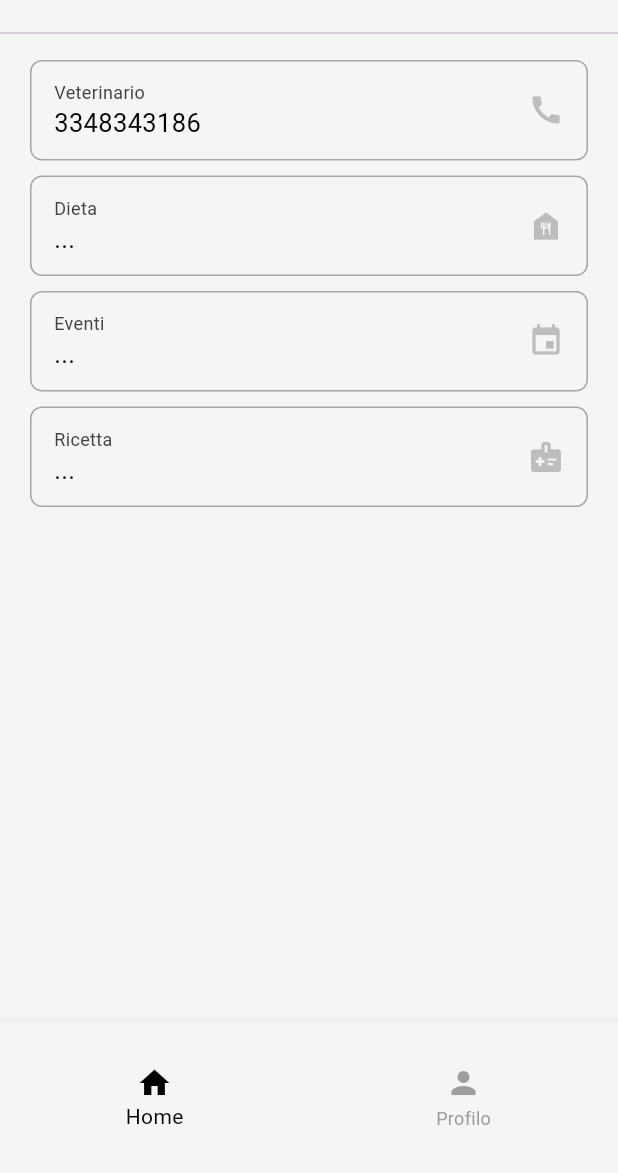
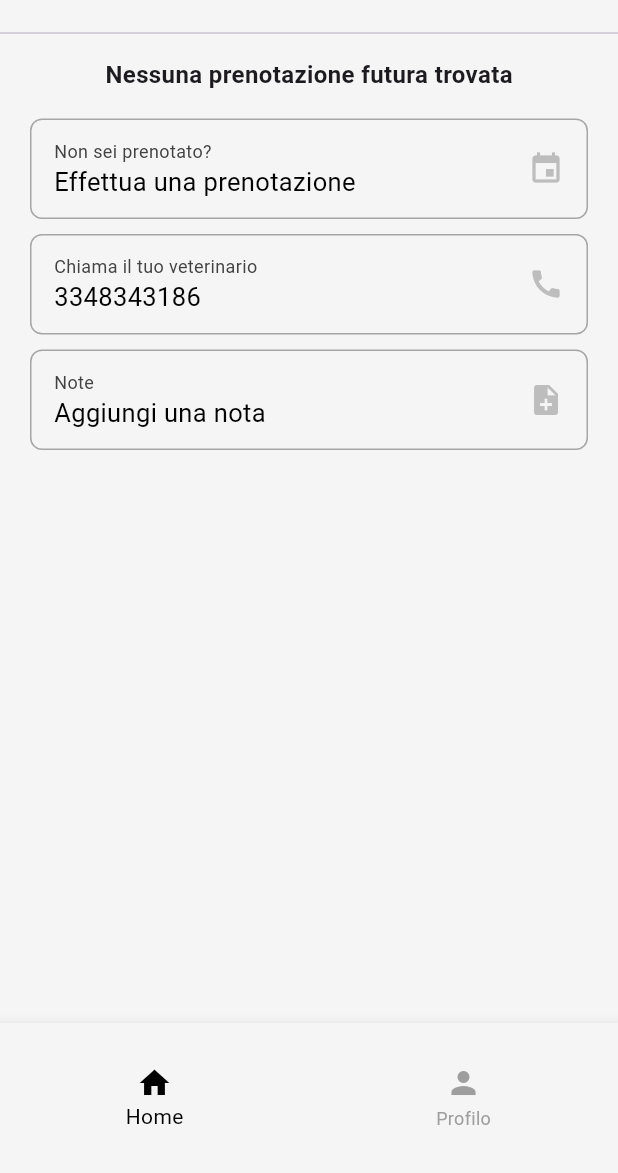
Before and after one commit to alfredocarta/MyPet, a Flutter app: the screen it shows once a user with an empty profile is signed in, on a phone screen of 412 x 824 dp, the part 63-1236 px from its top. Run offline on Flutter 3.47's test engine with Material 3 defaults, Android fonts, the phone set to English and light mode, and no system bars; our stand-ins replace cloud_firestore, firebase_auth, firebase_core, get, google_nav_bar; missing offline and left inert: booking_calendar, flutter_email_sender, mockito; accounts and stored records are empty; network calls fail.

Commit message:
home page

```diff
--- a/lib/components/button/phone_button.dart
+++ b/lib/components/button/phone_button.dart
@@ -38,7 +38,7 @@ class PhoneNumberButton extends StatelessWidget {
                 crossAxisAlignment: CrossAxisAlignment.start,
                 children: [
                   Text(
-                    'Veterinario',
+                    'Chiama il tuo veterinario',
                     style: TextStyle(
                       color: Colors.grey[800],
                       fontSize: 12,
--- a/lib/pages/home/home_page.dart
+++ b/lib/pages/home/home_page.dart
@@ -6,9 +6,11 @@ import 'package:app/pages/home/food/food.dart';
 import 'package:cloud_firestore/cloud_firestore.dart';
 import 'package:firebase_auth/firebase_auth.dart';
 import 'package:flutter/material.dart';
+import 'package:intl/intl.dart';
 
 class HomePage extends StatefulWidget {
-  const HomePage({super.key});
+  const HomePage({Key? key}) : super(key: key);
+
   @override
   State<HomePage> createState() => _HomePageState();
 }
@@ -16,18 +18,108 @@ class HomePage extends StatefulWidget {
 class _HomePageState extends State<HomePage> {
   final currentUser = FirebaseAuth.instance.currentUser!;
   final userCollection = FirebaseFirestore.instance.collection("Users");
+  DateTime? nextBooking;
+
+  @override
+  void initState() {
+    super.initState();
+    fetchNextBooking();
+  }
+
+  Future<void> fetchNextBooking() async {
+    try {
+      User? user = FirebaseAuth.instance.currentUser;
+      if (user != null) {
+        String userEmail = user.email!;
+
+        // Query per ottenere le prenotazioni dell'utente corrente ordinate per data
+        QuerySnapshot querySnapshot = await FirebaseFirestore.instance
+            .collection('bookings')
+            .where('userEmail', isEqualTo: userEmail)
+            .orderBy('bookingStart')
+            .limit(1)
+            .get();
+
+        if (querySnapshot.docs.isNotEmpty) {
+          var nextBookingData = querySnapshot.docs.first.data() as Map<String, dynamic>;
+          setState(() {
+            nextBooking = (nextBookingData['bookingStart'] as Timestamp).toDate();
+          });
+        }
+      }
+    } catch (error) {
+      print('Error fetching next booking: $error');
+    }
+  }
+
   @override
   Widget build(BuildContext context) {
     return Scaffold(
       backgroundColor: Colors.grey[100],
       body: StreamBuilder<DocumentSnapshot>(
         stream: FirebaseFirestore.instance.collection("Users").doc(currentUser.email).snapshots(),
-        builder: (context,snapshot) {
-          if ( snapshot.hasData ) {
+        builder: (context, snapshot) {
+          if (snapshot.hasData) {
             return SafeArea(
               child: Column(
                 children: [
                   const Divider(),
+
+                  // Aggiungi il promemoria per la prossima prenotazione
+                  nextBooking != null
+                      ? Container(
+                          decoration: BoxDecoration(
+                            color: Colors.grey[100],
+                            borderRadius: BorderRadius.circular(8),
+                            border: Border.all(color: const Color.fromARGB(255, 167, 165, 165)),
+                          ),
+                          padding: const EdgeInsets.only(left: 15, bottom: 12, top: 12, right: 15),
+                          margin: const EdgeInsets.only(left: 20, right: 20, top: 10, bottom: 0),
+                          child: Row(
+                            mainAxisAlignment: MainAxisAlignment.spaceBetween,
+                            children: [
+                              Column(
+                                crossAxisAlignment: CrossAxisAlignment.start,
+                                children: [
+                                  Text(
+                                    'Prossima prenotazione:',
+                                    textAlign: TextAlign.left,
+                                    style: TextStyle(fontSize: 12, fontWeight: FontWeight.normal,color: Colors.grey[800],),
+                                  ),
+                                  Text(
+                                    DateFormat.yMMMMd('it_IT').add_Hm().format(nextBooking!),
+                                    textAlign: TextAlign.left,
+                                    style: const TextStyle(
+                                      fontStyle: FontStyle.normal,
+                                      fontSize: 17,
+                                      color: Colors.black,
+                                    ),
+                                  ),
+                                ],
+                              ),
+                            ],
+                          ),
+
+                        )
+                      : const Padding(
+                          padding: EdgeInsets.all(8.0),
+                          child: Text(
+                            'Nessuna prenotazione futura trovata',
+                            style: TextStyle(fontSize: 16, fontWeight: FontWeight.bold),
+                          ),
+                        ),
+
+                  HomeButton(
+                    sectionName: 'Non sei prenotato?',
+                    text: 'Effettua una prenotazione',
+                    icon: Icons.event,
+                    onPressed: () {
+                      Navigator.push(
+                        context,
+                        MaterialPageRoute(builder: (context) => const BookingCalendarDemoApp()),
+                      );
+                    },
+                  ),
 
                   const PhoneNumberButton(
                     phoneNumber: '3348343186',
@@ -35,12 +127,11 @@ class _HomePageState extends State<HomePage> {
 
                   Row(
                     children: [
-
                       Expanded(
                         child: HomeButton(
-                          sectionName: 'Dieta',
-                          text: '...',
-                          icon: Icons.food_bank,
+                          sectionName: 'Note',
+                          text: 'Aggiungi una nota',
+                          icon: Icons.note_add,
                           onPressed: () {
                             Navigator.push(
                               context,
@@ -52,29 +143,8 @@ class _HomePageState extends State<HomePage> {
                     ],
                   ),
 
-                  HomeButton(
-                    sectionName: 'Eventi',
-                    text: '...',
-                    icon: Icons.event,
-                    onPressed: () {
-                      Navigator.push(
-                        context,
-                        MaterialPageRoute(builder: (context) => const BookingCalendarDemoApp()),
-                      );
-                    },
-                  ),
 
-                  HomeButton(
-                    sectionName: 'Ricetta',
-                    text: '...',
-                    icon: Icons.medical_information,
-                    onPressed: () {
-                      Navigator.push(
-                        context,
-                        MaterialPageRoute(builder: (context) => const ChatPage()),
-                      );
-                    },
-                  ),
+
                 ],
               ),
             );
--- a/lib/pages/login/forgot_password_page.dart
+++ b/lib/pages/login/forgot_password_page.dart
@@ -80,7 +80,7 @@ class _ForgotPasswordPageState extends State<ForgotPasswordPage> {
 
           MyTextField(
             controller: _emailController,
-            hintText: 'Username',
+            hintText: 'Email',
             obscureText: false,
           ),
 
--- a/lib/pages/login/login_page.dart
+++ b/lib/pages/login/login_page.dart
@@ -112,7 +112,7 @@ class _LoginPageState extends State<LoginPage> {
                     // username
                     MyTextField(
                       controller: _emailController,
-                      hintText: 'Username',
+                      hintText: 'Email',
                       obscureText: false,
                     ),
 
```
Also changed, not shown: lib/pages/home/Eventi/booking_screen.dart (+36 -16 lines).
